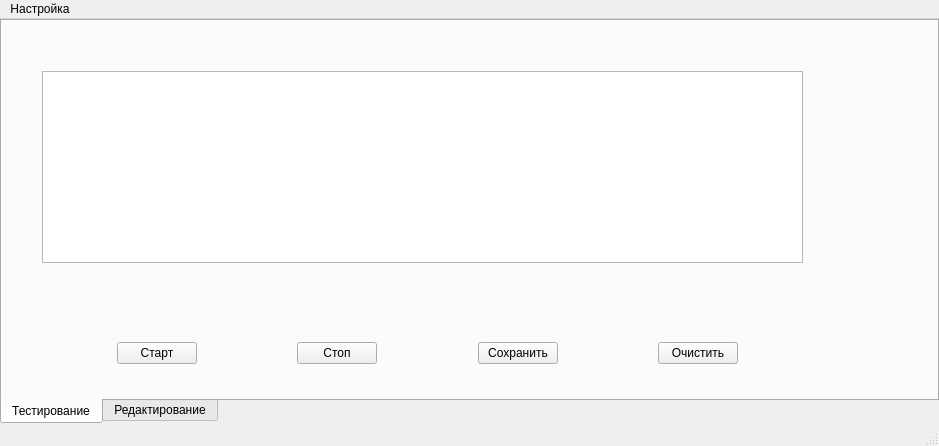
Qt form mainwindow.ui (BMUlyashev/f1772) before a commit.
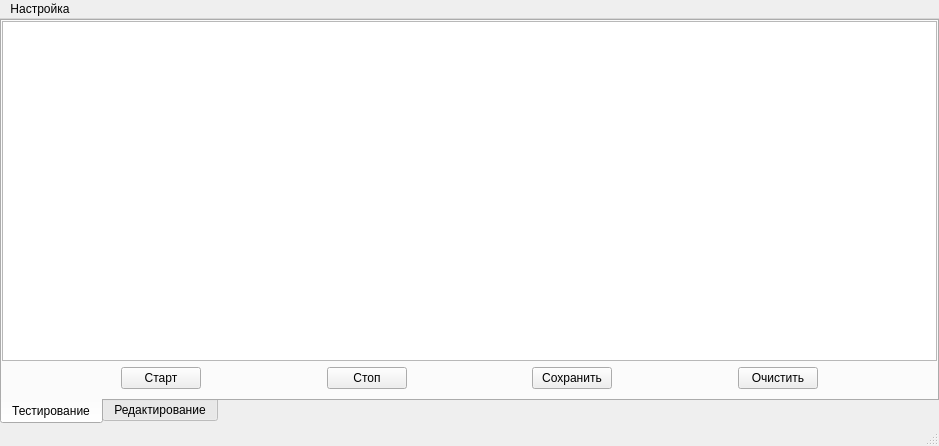
The same form after that commit.

```diff
--- a/mainwindow.ui
+++ b/mainwindow.ui
@@ -45,15 +45,18 @@
        <attribute name="title">
         <string>Тестирование</string>
        </attribute>
+       <layout class="QGridLayout" name="gridLayout_3">
+        <property name="leftMargin">
+         <number>0</number>
+        </property>
+        <property name="topMargin">
+         <number>0</number>
+        </property>
+        <property name="rightMargin">
+         <number>0</number>
+        </property>
+        <item row="0" column="0">
        <widget class="QTableWidget" name="tableWidget">
-        <property name="geometry">
-         <rect>
-          <x>40</x>
-          <y>50</y>
-          <width>761</width>
-          <height>192</height>
-         </rect>
-        </property>
         <property name="selectionBehavior">
          <enum>QAbstractItemView::SelectRows</enum>
         </property>
@@ -64,15 +67,8 @@
          <bool>false</bool>
         </attribute>
        </widget>
-       <widget class="QWidget" name="">
-        <property name="geometry">
-         <rect>
-          <x>20</x>
-          <y>320</y>
-          <width>811</width>
-          <height>25</height>
-         </rect>
-        </property>
+        </item>
+        <item row="1" column="0">
         <layout class="QHBoxLayout" name="horizontalLayout_2">
          <item>
           <spacer name="horizontalSpacer_8">
@@ -168,7 +164,8 @@
           </spacer>
          </item>
         </layout>
-       </widget>
+        </item>
+       </layout>
       </widget>
       <widget class="QWidget" name="tab_2">
        <attribute name="title">
```
Lines whose indentation alone changed are shown as unchanged.
